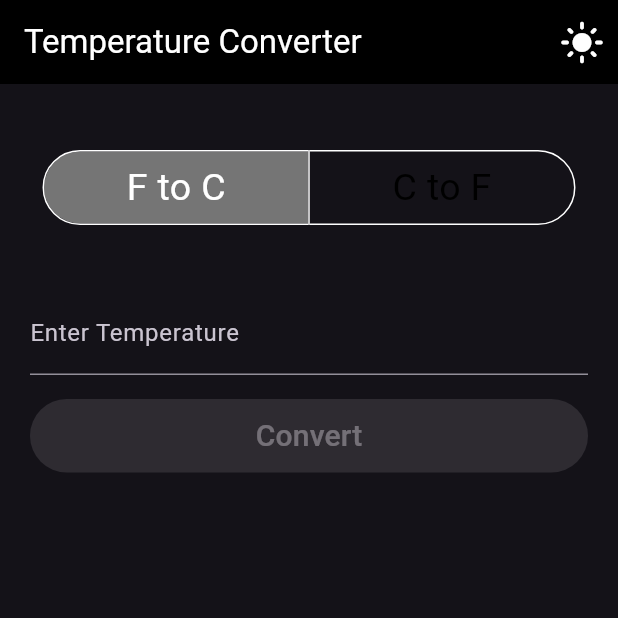
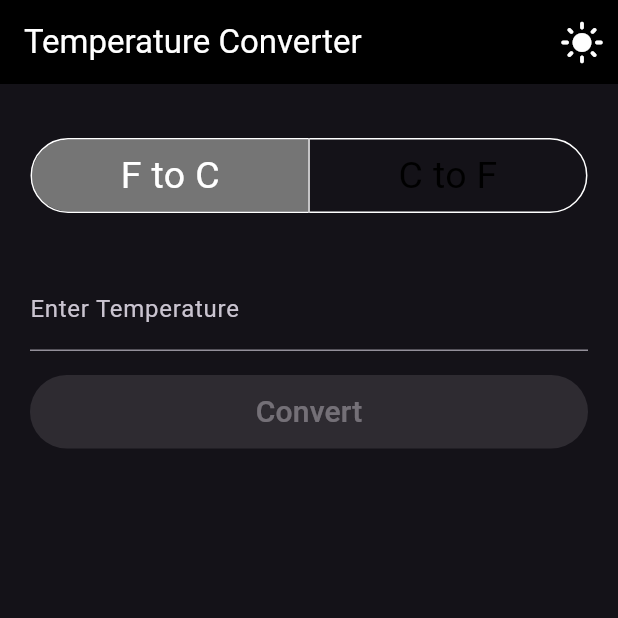
Before and after one commit to PiusEzekiel/flutter_calculator, a Flutter app: the screen it shows after launch, after a tap on the "dark mode" icon, on a phone screen of 412 x 824 dp, the top half of it. Run offline on Flutter 3.47's test engine with Material 3 defaults, Android fonts, the phone set to English and light mode, and no system bars.

Commit message:
refactor: Update main.dart and model.dart

```diff
--- a/lib/homescreen.dart
+++ b/lib/homescreen.dart
@@ -58,8 +58,8 @@ class _HomeScreenState extends State<HomeScreen> {
                       const SizedBox(height: 16.0),
 
                       Center(
-                        child: Padding(
-                          padding: const EdgeInsets.all(8.0),
+                        // child: Padding(
+                        // padding: const EdgeInsets.all(8.0),
                         child: ToggleButtons(
                           isSelected: [
                             _converter.selectedConversion ==
@@ -74,27 +74,25 @@ class _HomeScreenState extends State<HomeScreen> {
                             });
                           },
                           borderRadius: BorderRadius.circular(25.0),
-                            borderColor:
-                                isDarkMode ? Colors.white : Colors.blue,
+                          borderColor: isDarkMode ? Colors.white : Colors.blue,
                           selectedBorderColor:
                               isDarkMode ? Colors.white : Colors.blue,
                           selectedColor:
                               isDarkMode ? Colors.white : Colors.white,
-                            color: isDarkMode
-                                ? Colors.black
-                                : Colors.grey.shade400,
+                          color:
+                              isDarkMode ? Colors.black : Colors.grey.shade400,
                           fillColor:
                               isDarkMode ? Colors.grey.shade600 : Colors.blue,
                           children: const [
                             Padding(
-                                padding: EdgeInsets.symmetric(horizontal: 55.0),
+                              padding: EdgeInsets.symmetric(horizontal: 59.0),
                               child: Text('F to C',
                                   style: TextStyle(
                                     fontSize: 25.0,
                                   )),
                             ),
                             Padding(
-                                padding: EdgeInsets.symmetric(horizontal: 55.0),
+                              padding: EdgeInsets.symmetric(horizontal: 59.0),
                               child: Text('C to F',
                                   style: TextStyle(
                                     fontSize: 25.0,
@@ -103,8 +101,8 @@ class _HomeScreenState extends State<HomeScreen> {
                           ],
                         ),
                       ),
-                      ),
-                      SizedBox(height: 20), // Converted Value Display
+                      // ),
+                      const SizedBox(height: 20), // Converted Value Display
                       if (_converter.convertedValue != null)
                         SizedBox(
                           height: 80,
@@ -159,10 +157,10 @@ class _HomeScreenState extends State<HomeScreen> {
                           foregroundColor:
                               isDarkMode ? Colors.white : Colors.white,
                         ),
-                        child: Padding(
-                          padding: const EdgeInsets.symmetric(vertical: 10.0),
-                          child: const Text('Convert',
-                              style: TextStyle(fontSize: 20.0)),
+                        child: const Padding(
+                          padding: EdgeInsets.symmetric(vertical: 10.0),
+                          child:
+                              Text('Convert', style: TextStyle(fontSize: 20.0)),
                         ),
                       ),
                       const SizedBox(height: 16.0),
@@ -174,12 +172,10 @@ class _HomeScreenState extends State<HomeScreen> {
                         child: ListView.builder(
                           itemCount: _converter.history.length,
                           itemBuilder: (context, index) {
-                            return Container(
-                              child: ListTile(
+                            return ListTile(
                               title: Center(
                                   child: Text(_converter.history.reversed
                                       .elementAt(index))),
-                              ),
                             );
                           },
                         ),
@@ -283,12 +279,10 @@ class _HomeScreenState extends State<HomeScreen> {
                             child: ListView.builder(
                               itemCount: _converter.history.length,
                               itemBuilder: (context, index) {
-                                return Container(
-                                  child: ListTile(
+                                return ListTile(
                                   title: Center(
                                       child: Text(_converter.history.reversed
                                           .elementAt(index))),
-                                  ),
                                 );
                               },
                             ),
--- a/lib/main.dart
+++ b/lib/main.dart
@@ -2,8 +2,8 @@ import 'package:flutter/material.dart';
 import 'package:flutter_calculator/homescreen.dart';
 
 void main() {
-  runApp(MaterialApp(
+  runApp(const MaterialApp(
     debugShowCheckedModeBanner: false,
-    home: const HomeScreen(),
+    home: HomeScreen(),
   ));
 }
--- a/lib/model.dart
+++ b/lib/model.dart
@@ -30,7 +30,7 @@ class TemperatureConverter {
       }
       history.add(
           // 'Converted ${_initialValue} ${_selectedConversion} to ${_convertedValue}');
-          '${_selectedConversion}: ${_initialValue}  = ${_convertedValue?.toStringAsFixed(2)}');
+          '$_selectedConversion: ${_initialValue!.toStringAsFixed(2)}  = ${_convertedValue?.toStringAsFixed(2)}');
     }
   }
 }
```
Also changed, not shown: 1 other file. Lines whose indentation alone changed are shown as unchanged.
